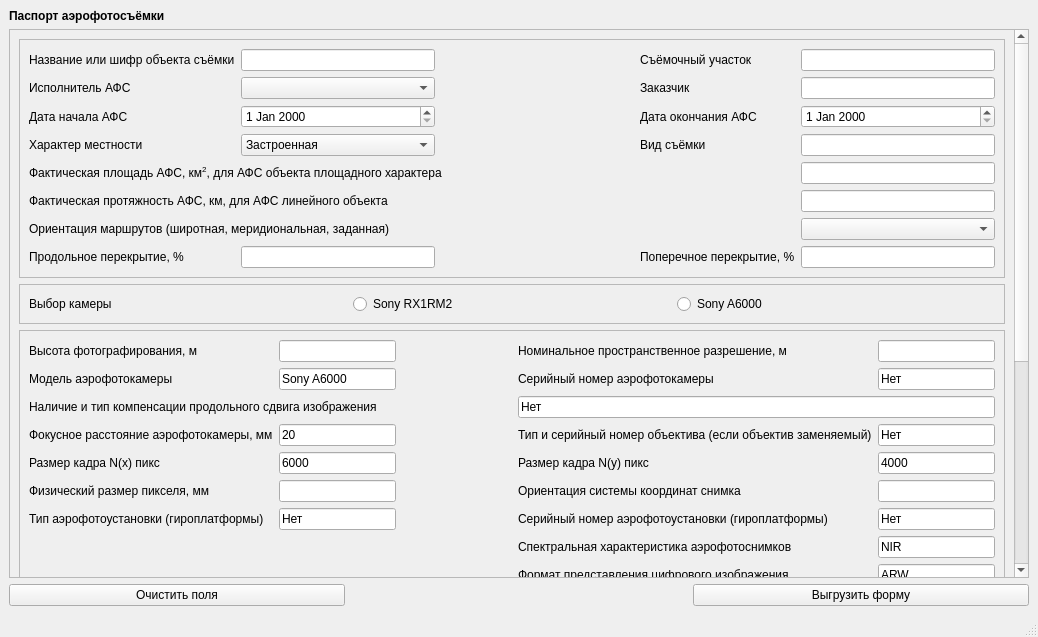
This is Aerial_Photography_GUI_dialog_base.ui in ji-tf/aerial_photography_gui as Qt 5 draws it before an edit. The edited form follows.
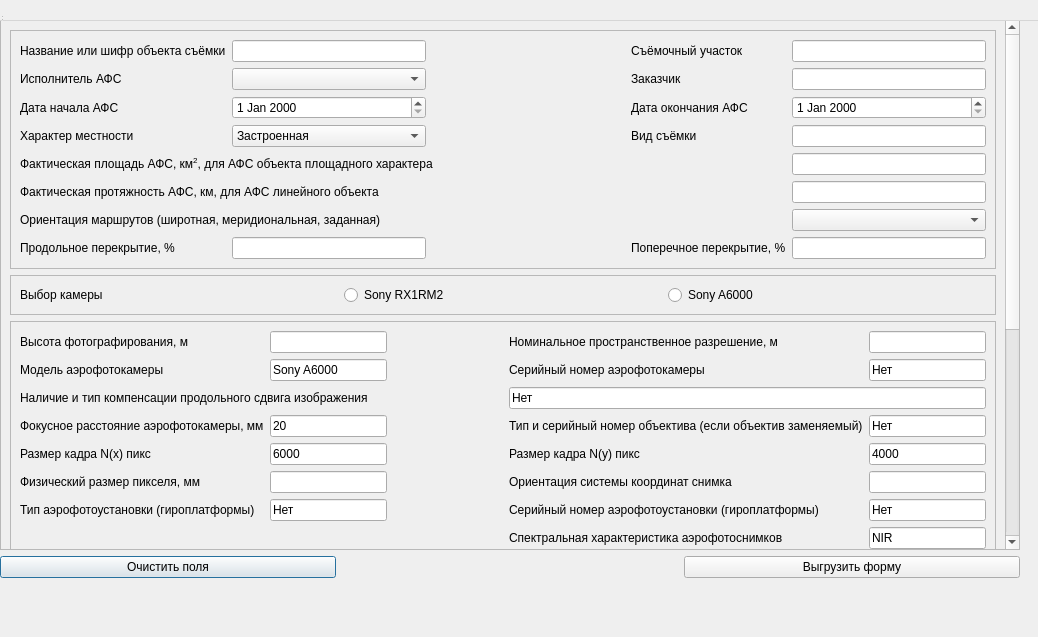
This is the edited form.

Diff of the .ui file:
```diff
--- a/Aerial_Photography_GUI_dialog_base.ui
+++ b/Aerial_Photography_GUI_dialog_base.ui
@@ -1,7 +1,7 @@
 <?xml version="1.0" encoding="UTF-8"?>
 <ui version="4.0">
  <class>AerialPhotographyGUIDialogBase</class>
- <widget class="QMainWindow" name="AerialPhotographyGUIDialogBase">
+ <widget class="QDialog" name="AerialPhotographyGUIDialogBase">
   <property name="geometry">
    <rect>
     <x>0</x>
```
Left out of the diff: 2 changed lines with no effect on the pictures.
